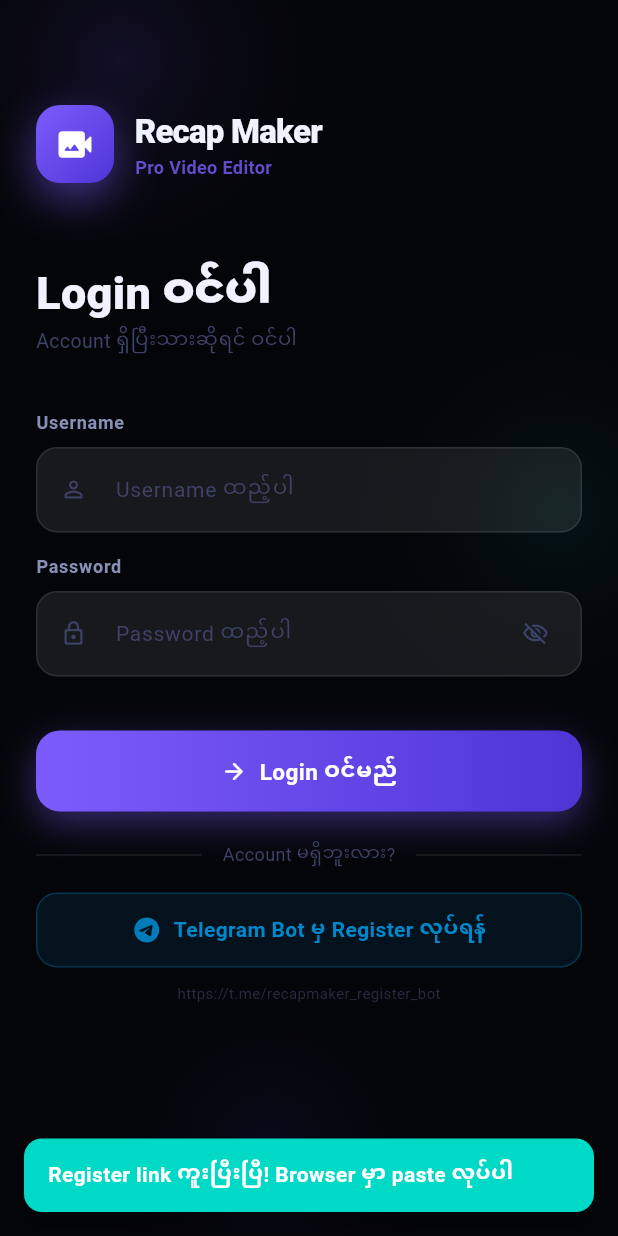
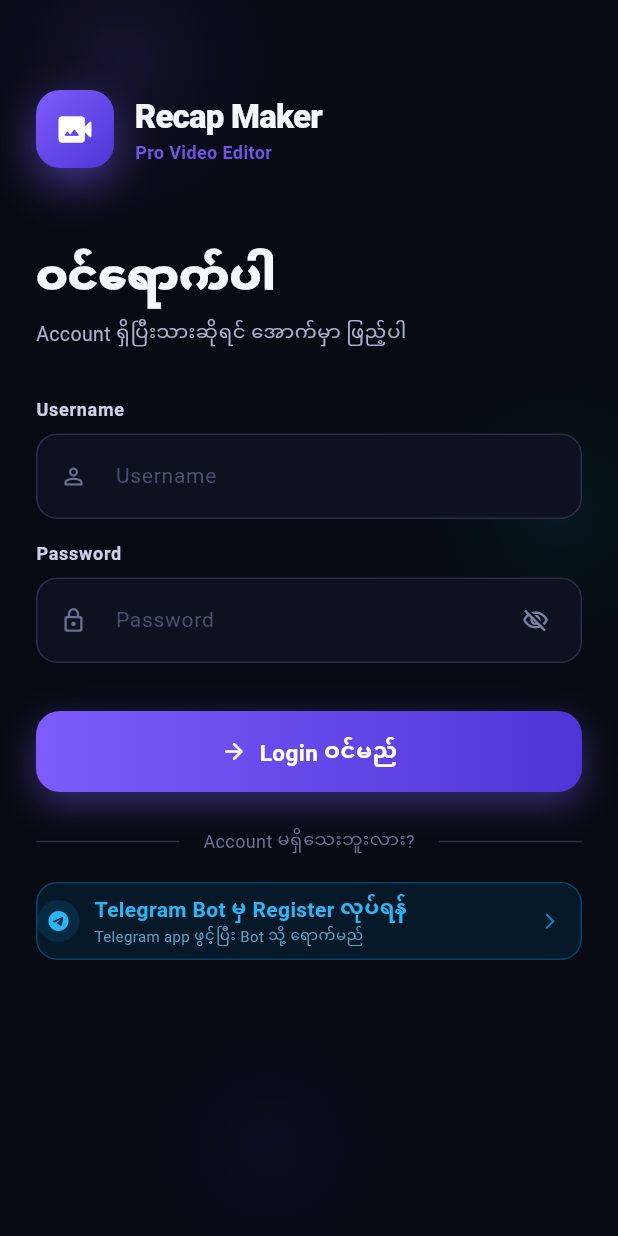
Before and after one commit to Kiwai828/Test7272, a Flutter app: the screen it shows after launch, after a tap on "Telegram Bot မှ Register လုပ်ရန်", on a phone screen of 412 x 824 dp. Run offline on Flutter 3.47's test engine with Material 3 defaults, Android fonts, the phone set to English and light mode, and no system bars; our stand-ins replace cookie_jar, dio, dio_cookie_manager, file_picker, flutter_riverpod, video_player; network calls fail.

Commit message:
Force upload new files

```diff
--- a/lib/api_client.dart
+++ b/lib/api_client.dart
@@ -98,14 +98,17 @@
   Future<Map<String, dynamic>> downloadUrl(String url) async {
     final r = await dio.post('/download-from-url',
       data: {'url': url},
-      options: Options(contentType: Headers.formUrlEncodedContentType));
-    return r.data as Map<String, dynamic>;
+      options: Options(contentType: 'application/json'));
+    // Safe cast - server might return string on error
+    if (r.data is Map<String, dynamic>) return r.data as Map<String, dynamic>;
+    return {'status': 'error', 'message': r.data.toString()};
   }
 
   Future<Map<String, dynamic>> processVideo(Map<String, String> d) async {
     final r = await dio.post('/process', data: d,
       options: Options(contentType: Headers.formUrlEncodedContentType));
-    return r.data as Map<String, dynamic>;
+    if (r.data is Map<String, dynamic>) return r.data as Map<String, dynamic>;
+    return {'status': 'error', 'message': r.data.toString()};
   }
 
   Future<Map<String, dynamic>> processSubtitle(Map<String, String> d) async {
--- a/lib/login_screen.dart
+++ b/lib/login_screen.dart
@@ -1,6 +1,7 @@
 import 'package:flutter/material.dart';
 import 'package:flutter/services.dart';
 import 'package:flutter_riverpod/flutter_riverpod.dart';
+import 'package:url_launcher/url_launcher.dart';
 import 'theme.dart';
 import 'state.dart';
 import 'shell.dart';
@@ -44,21 +45,48 @@
       Navigator.of(context).pushReplacement(PageRouteBuilder(
         transitionDuration: const Duration(milliseconds: 600),
         pageBuilder: (_, a, __) => const Shell(),
-        transitionsBuilder: (_, anim, __, child) => FadeTransition(opacity: anim,
+        transitionsBuilder: (_, anim, __, child) => FadeTransition(
+          opacity: anim,
           child: SlideTransition(
             position: Tween(begin: const Offset(0, 0.04), end: Offset.zero)
                 .animate(CurvedAnimation(parent: anim, curve: Curves.easeOutCubic)),
             child: child))));
     } else {
       HapticFeedback.mediumImpact();
-      final err = ref.read(authProvider).error ?? 'Error';
-      ScaffoldMessenger.of(context).showSnackBar(SnackBar(
-        content: Text(err, style: const TextStyle(color: Colors.white, fontWeight: FontWeight.w600)),
-        backgroundColor: C.rose, behavior: SnackBarBehavior.floating,
-        shape: RoundedRectangleBorder(borderRadius: BorderRadius.circular(12)),
-        margin: const EdgeInsets.all(16)));
+      final err = ref.read(authProvider).error ?? 'Login မအောင်မြင်ပါ';
+      _showSnack(err, C.rose);
     }
   }
+
+  Future<void> _openRegister() async {
+    // Try Telegram app first (tg:// scheme)
+    final tgUrl = Uri.parse(AppConstants.registerUrl);
+    // Convert https://t.me/xxx to tg://resolve?domain=xxx
+    final botName = AppConstants.registerUrl.split('/').last;
+    final tgAppUrl = Uri.parse('tg://resolve?domain=$botName');
+
+    try {
+      if (await canLaunchUrl(tgAppUrl)) {
+        await launchUrl(tgAppUrl, mode: LaunchMode.externalApplication);
+        return;
+      }
+    } catch (_) {}
+
+    // Fallback to browser
+    try {
+      await launchUrl(tgUrl, mode: LaunchMode.externalApplication);
+    } catch (_) {
+      // Last resort: copy link
+      await Clipboard.setData(ClipboardData(text: AppConstants.registerUrl));
+      if (mounted) _showSnack('Link ကူးပြီးပြီ — Browser မှာ paste လုပ်ပါ', C.cyan);
+    }
+  }
+
+  void _showSnack(String msg, Color c) => ScaffoldMessenger.of(context).showSnackBar(
+    SnackBar(content: Text(msg, style: const TextStyle(color: Colors.white, fontWeight: FontWeight.w600)),
+      backgroundColor: c, behavior: SnackBarBehavior.floating,
+      shape: RoundedRectangleBorder(borderRadius: BorderRadius.circular(12)),
+      margin: const EdgeInsets.all(16)));
 
   @override
   Widget build(BuildContext context) {
@@ -66,16 +94,18 @@
     return Scaffold(
       backgroundColor: C.bg0,
       body: Stack(children: [
+        // Mesh background
         AnimatedBuilder(animation: _bgScale, builder: (_, __) =>
           Transform.scale(scale: _bgScale.value, child: const MeshBg())),
+
         SafeArea(child: FadeTransition(opacity: _fadeIn,
           child: SlideTransition(position: _slideUp,
             child: SingleChildScrollView(
               padding: const EdgeInsets.symmetric(horizontal: 24),
               child: Column(crossAxisAlignment: CrossAxisAlignment.start, children: [
-                const SizedBox(height: 70),
+                const SizedBox(height: 60),
 
-                // Logo
+                // Logo mark
                 Row(children: [
                   Container(width: 52, height: 52,
                     decoration: BoxDecoration(
@@ -85,81 +115,89 @@
                     child: const Icon(Icons.video_camera_back_rounded, color: Colors.white, size: 26)),
                   const SizedBox(width: 14),
                   Column(crossAxisAlignment: CrossAxisAlignment.start, children: [
-                    const Text('Recap Maker', style: TextStyle(color: C.t1, fontSize: 22, fontWeight: FontWeight.w900, letterSpacing: -0.5)),
-                    Text('Pro Video Editor', style: TextStyle(color: C.violet.withOpacity(0.8), fontSize: 12, fontWeight: FontWeight.w600)),
+                    const Text('Recap Maker', style: TextStyle(
+                      color: Color(0xFFF5F7FF), fontSize: 22, fontWeight: FontWeight.w900, letterSpacing: -0.5)),
+                    Text('Pro Video Editor', style: TextStyle(
+                      color: C.violet.withOpacity(0.9), fontSize: 12, fontWeight: FontWeight.w600)),
                   ]),
                 ]),
 
-                const SizedBox(height: 56),
+                const SizedBox(height: 52),
 
-                const Text('Login ဝင်ပါ', style: TextStyle(color: C.t1, fontSize: 30, fontWeight: FontWeight.w900, height: 1.1)),
+                const Text('ဝင်ရောက်ပါ', style: TextStyle(
+                  color: Color(0xFFF5F7FF), fontSize: 30, fontWeight: FontWeight.w900)),
                 const SizedBox(height: 6),
-                const Text('Account ရှိပြီးသားဆိုရင် ဝင်ပါ', style: TextStyle(color: C.t3, fontSize: 13)),
+                const Text('Account ရှိပြီးသားဆိုရင် အောက်မှာ ဖြည့်ပါ', style: TextStyle(
+                  color: Color(0xFFABB0CC), fontSize: 13)),
 
-                const SizedBox(height: 36),
+                const SizedBox(height: 32),
 
-                // Username
+                // Username field
                 _fieldLabel('Username'),
-                _field(ctrl: _u, hint: 'Username ထည့်ပါ', icon: Icons.person_outline_rounded, enabled: !loading),
+                _field(ctrl: _u, hint: 'Username', icon: Icons.person_outline_rounded, enabled: !loading),
                 const SizedBox(height: 14),
 
-                // Password
+                // Password field
                 _fieldLabel('Password'),
                 _field(
-                  ctrl: _p, hint: 'Password ထည့်ပါ', icon: Icons.lock_outline_rounded,
+                  ctrl: _p, hint: 'Password', icon: Icons.lock_outline_rounded,
                   enabled: !loading, obscure: _hide, onSubmit: (_) => _login(),
                   suffix: GestureDetector(
                     onTap: () => setState(() => _hide = !_hide),
-                    child: Icon(_hide ? Icons.visibility_off_outlined : Icons.visibility_outlined, color: C.t3, size: 18))),
+                    child: Icon(
+                      _hide ? Icons.visibility_off_outlined : Icons.visibility_outlined,
+                      color: const Color(0xFF7B84A8), size: 18))),
 
-                const SizedBox(height: 36),
+                const SizedBox(height: 32),
 
-                GradBtn(label: 'Login ဝင်မည်', icon: Icons.arrow_forward_rounded,
-                  colors: C.grad1, loading: loading, onTap: loading ? null : _login),
+                // Login button
+                GradBtn(
+                  label: 'Login ဝင်မည်',
+                  icon: Icons.arrow_forward_rounded,
+                  colors: C.grad1,
+                  loading: loading,
+                  onTap: loading ? null : _login),
 
-                const SizedBox(height: 20),
+                const SizedBox(height: 24),
 
                 // Divider
-                const Row(children: [
-                  Expanded(child: Divider(color: C.bdr)),
-                  Padding(padding: EdgeInsets.symmetric(horizontal: 14),
-                    child: Text('Account မရှိဘူးလား?', style: TextStyle(color: C.t3, fontSize: 12))),
-                  Expanded(child: Divider(color: C.bdr)),
+                Row(children: [
+                  const Expanded(child: Divider(color: Color(0xFF2A2D45))),
+                  Padding(padding: const EdgeInsets.symmetric(horizontal: 16),
+                    child: const Text('Account မရှိသေးဘူးလား?',
+                      style: TextStyle(color: Color(0xFF6B7094), fontSize: 12))),
+                  const Expanded(child: Divider(color: Color(0xFF2A2D45))),
                 ]),
 
-                const SizedBox(height: 16),
+                const SizedBox(height: 18),
 
-                // Register button → Bot link
+                // Register → Open Telegram Bot directly
                 GestureDetector(
-                  onTap: () {
-                    // Copy register link
-                    Clipboard.setData(ClipboardData(text: AppConstants.registerUrl));
-                    ScaffoldMessenger.of(context).showSnackBar(SnackBar(
-                      content: const Text('Register link ကူးပြီးပြီ! Browser မှာ paste လုပ်ပါ',
-                        style: TextStyle(color: Colors.white, fontWeight: FontWeight.w600)),
-                      backgroundColor: C.cyan, behavior: SnackBarBehavior.floating,
-                      shape: RoundedRectangleBorder(borderRadius: BorderRadius.circular(12)),
-                      margin: const EdgeInsets.all(16)));
-                  },
+                  onTap: _openRegister,
                   child: Container(
-                    width: double.infinity, height: 50,
+                    width: double.infinity, height: 52,
                     decoration: BoxDecoration(
-                      color: const Color(0xFF0088cc).withOpacity(0.1),
+                      color: const Color(0xFF0088CC).withOpacity(0.12),
                       borderRadius: BorderRadius.circular(14),
-                      border: Border.all(color: const Color(0xFF0088cc).withOpacity(0.3))),
+                      border: Border.all(color: const Color(0xFF0088CC).withOpacity(0.4))),
                     child: Row(mainAxisAlignment: MainAxisAlignment.center, children: [
-                      Icon(Icons.telegram, color: const Color(0xFF0088cc).withOpacity(0.9), size: 20),
-                      const SizedBox(width: 8),
-                      const Text('Telegram Bot မှ Register လုပ်ရန်',
-                        style: TextStyle(color: Color(0xFF0088cc), fontWeight: FontWeight.w700, fontSize: 14)),
+                      Container(width: 28, height: 28,
+                        decoration: BoxDecoration(
+                          color: const Color(0xFF0088CC).withOpacity(0.15),
+                          shape: BoxShape.circle),
+                        child: const Icon(Icons.telegram, color: Color(0xFF29B6F6), size: 16)),
+                      const SizedBox(width: 10),
+                      const Column(mainAxisAlignment: MainAxisAlignment.center,
+                        crossAxisAlignment: CrossAxisAlignment.start, children: [
+                        Text('Telegram Bot မှ Register လုပ်ရန်',
+                          style: TextStyle(color: Color(0xFF29B6F6), fontWeight: FontWeight.w700, fontSize: 14)),
+                        Text('Telegram app ဖွင့်ပြီး Bot သို့ ရောက်မည်',
+                          style: TextStyle(color: Color(0xFF5B9EC4), fontSize: 10)),
+                      ]),
+                      const Spacer(),
+                      const Padding(padding: EdgeInsets.only(right: 14),
+                        child: Icon(Icons.arrow_forward_ios_rounded, color: Color(0xFF0088CC), size: 13)),
                     ]))),
-
-                const SizedBox(height: 10),
-
-                // Show register URL
-                Center(child: Text(AppConstants.registerUrl,
-                  style: TextStyle(color: C.t3.withOpacity(0.6), fontSize: 10),
-                  overflow: TextOverflow.ellipsis)),
 
                 const SizedBox(height: 40),
               ]))))),
@@ -168,7 +206,8 @@
 
   Widget _fieldLabel(String t) => Padding(
     padding: const EdgeInsets.only(bottom: 8),
-    child: Text(t, style: const TextStyle(color: C.t2, fontSize: 12, fontWeight: FontWeight.w700, letterSpacing: 0.5)));
+    child: Text(t, style: const TextStyle(
+      color: Color(0xFFCDD0E8), fontSize: 12, fontWeight: FontWeight.w700, letterSpacing: 0.5)));
 
   Widget _field({
     required TextEditingController ctrl, required String hint,
@@ -176,13 +215,17 @@
     Widget? suffix, ValueChanged<String>? onSubmit,
   }) {
     return Container(
-      decoration: BoxDecoration(color: C.glass, borderRadius: BorderRadius.circular(14), border: Border.all(color: C.bdr)),
+      decoration: BoxDecoration(
+        color: const Color(0xFF0E1220),
+        borderRadius: BorderRadius.circular(14),
+        border: Border.all(color: const Color(0xFF2A2D45))),
       child: TextField(
         controller: ctrl, obscureText: obscure, enabled: enabled, onSubmitted: onSubmit,
-        style: const TextStyle(color: C.t1, fontSize: 15),
+        style: const TextStyle(color: Color(0xFFF0F2FF), fontSize: 15),
         decoration: InputDecoration(
-          hintText: hint, hintStyle: const TextStyle(color: C.t3, fontSize: 14),
-          prefixIcon: Icon(icon, color: C.t3, size: 18),
+          hintText: hint,
+          hintStyle: const TextStyle(color: Color(0xFF4A5070), fontSize: 14),
+          prefixIcon: Icon(icon, color: const Color(0xFF6B7094), size: 18),
           suffixIcon: suffix != null ? Padding(padding: const EdgeInsets.only(right: 12), child: suffix) : null,
           border: InputBorder.none,
           contentPadding: const EdgeInsets.symmetric(horizontal: 16, vertical: 16))));
--- a/lib/theme.dart
+++ b/lib/theme.dart
@@ -9,15 +9,15 @@
 
 class C {
   // Backgrounds
-  static const bg0    = Color(0xFF040509);
-  static const bg1    = Color(0xFF080B12);
-  static const bg2    = Color(0xFF0D1018);
-  static const glass  = Color(0x14FFFFFF);
-  static const glass2 = Color(0x0AFFFFFF);
+  static const bg0    = Color(0xFF070A12);
+  static const bg1    = Color(0xFF0B0F1A);
+  static const bg2    = Color(0xFF101420);
+  static const glass  = Color(0x1AFFFFFF);
+  static const glass2 = Color(0x10FFFFFF);
 
   // Borders
-  static const bdr    = Color(0x18FFFFFF);
-  static const bdr2   = Color(0x0CFFFFFF);
+  static const bdr    = Color(0x22FFFFFF);
+  static const bdr2   = Color(0x14FFFFFF);
 
   // Accents
   static const violet = Color(0xFF7C5CFC);
@@ -28,9 +28,9 @@
   static const mint   = Color(0xFF00E299);
 
   // Text
-  static const t1 = Color(0xFFF0F2FF);
-  static const t2 = Color(0xFF8890B8);
-  static const t3 = Color(0xFF3D4268);
+  static const t1 = Color(0xFFF5F7FF);
+  static const t2 = Color(0xFFBCC3E0);
+  static const t3 = Color(0xFF7B84A8);
 
   // Gradients
   static const grad1 = [Color(0xFF7C5CFC), Color(0xFF4F35D6)];
@@ -78,9 +78,10 @@
         child: Container(
           padding: padding ?? const EdgeInsets.all(18),
           decoration: BoxDecoration(
+            color: const Color(0xFF0D1422),
             gradient: gradient ?? const LinearGradient(
               begin: Alignment.topLeft, end: Alignment.bottomRight,
-              colors: [Color(0x18FFFFFF), Color(0x06FFFFFF)],
+              colors: [Color(0x20FFFFFF), Color(0x08FFFFFF)],
             ),
             borderRadius: BorderRadius.circular(radius),
             border: Border.all(color: borderColor ?? C.bdr, width: 1),
@@ -228,7 +229,7 @@
         Icon(icon, size: 16, color: value ? c : C.t3),
         const SizedBox(width: 10),
         Expanded(child: Text(label, style: TextStyle(
-          color: value ? C.t1 : C.t2, fontSize: 13,
+          color: value ? const Color(0xFFF5F7FF) : const Color(0xFFBCC3E0), fontSize: 13,
           fontWeight: value ? FontWeight.w600 : FontWeight.w400))),
         Transform.scale(scale: 0.85, child: Switch.adaptive(
           value: value, onChanged: onChanged,
--- a/pubspec.yaml
+++ b/pubspec.yaml
@@ -18,6 +18,7 @@
   path_provider: ^2.1.2
   shared_preferences: ^2.2.2
   cupertino_icons: ^1.0.8
+  url_launcher: ^6.2.5
 
 dev_dependencies:
   flutter_test:
```
Also changed, not shown: 1 other file.
